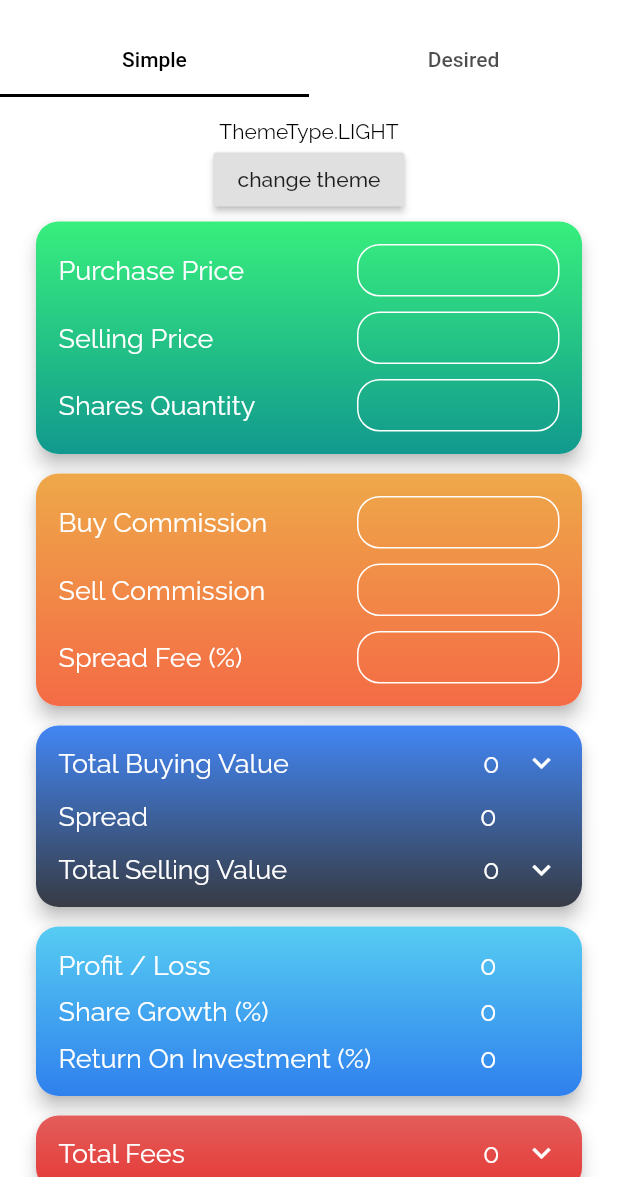
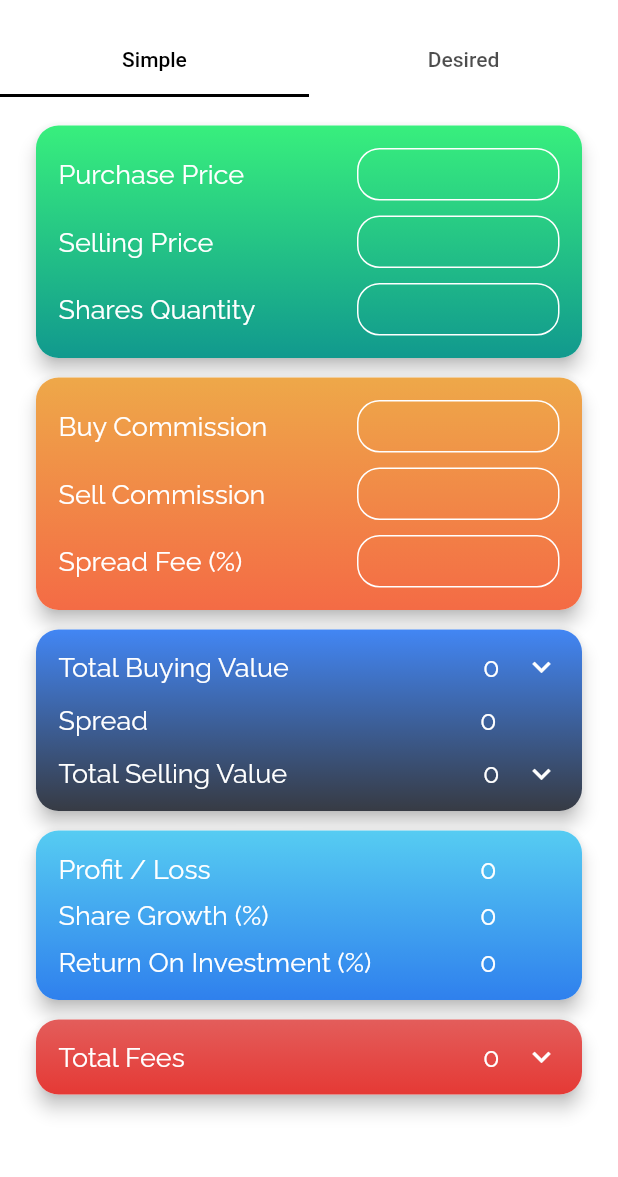
Before and after one commit to seanyasno/finance_app, a Flutter app: the screen it shows after launch, on a phone screen of 412 x 824 dp, the part 59-1236 px from its top. Run offline on Flutter 3.47's test engine with Material 2 defaults, Android fonts, the phone set to English and light mode, and no system bars; our stand-ins replace google_fonts.

Commit message:
Removed unused stuff.

```diff
--- a/lib/components/profit_forms/simple_profit_form/simple_profit_form.dart
+++ b/lib/components/profit_forms/simple_profit_form/simple_profit_form.dart
@@ -4,10 +4,7 @@ import 'package:finance_app/components/profit_sections/info_sections/info_sum_se
 import 'package:finance_app/components/profit_sections/simple_sections/simple_share_section.dart';
 import 'package:finance_app/components/profit_sections/fees_section.dart';
 import 'package:finance_app/components/profit_info/profit_info.dart';
-import 'package:finance_app/notifiers/ThemeTypeNotifier.dart';
-import 'package:finance_app/models/types/theme_type.dart';
 import 'package:finance_app/models/commission_fee.dart';
-import 'package:provider/provider.dart';
 import 'package:flutter/material.dart';
 import 'package:intl/intl.dart';
 
@@ -27,21 +24,9 @@ class _SimpleProfitFormState extends State<SimpleProfitForm> {
 
   @override
   Widget build(BuildContext context) {
-    ThemeTypeNotifier themeTypeNotifier = Provider.of<ThemeTypeNotifier>(context);
-
     return Container(
       child: Column(
         children: [
-          Text(themeTypeNotifier.themeType.toString()),
-          RaisedButton(
-            child: Text('change theme'),
-            onPressed: () {
-              if (themeTypeNotifier.themeType == ThemeType.LIGHT)
-                themeTypeNotifier.themeType = ThemeType.DARK;
-              else
-                themeTypeNotifier.themeType = ThemeType.LIGHT;
-            },
-          ),
           SimpleShareSection(_purchasePriceChanged, _sellingPriceChanged, _sharesQuantityChanged),
           SizedBox(
             height: 5,
--- a/lib/main.dart
+++ b/lib/main.dart
@@ -1,11 +1,12 @@
 import 'package:finance_app/notifiers/ThemeTypeNotifier.dart';
 import 'package:finance_app/pages/profit/profit_page.dart';
 import 'package:finance_app/models/app_theme_factory.dart';
+import 'package:finance_app/models/types/theme_type.dart';
 import 'package:provider/provider.dart';
-import 'package:flutter/services.dart';
 import 'package:flutter/material.dart';
 
-void main() => runApp(
+void main() {
+  runApp(
     MultiProvider(
       providers: [
         ChangeNotifierProvider.value(
@@ -15,20 +16,16 @@ void main() => runApp(
       child: MyApp(),
     ),
   );
+}
 
 class MyApp extends StatelessWidget {
   @override
   Widget build(BuildContext context) {
-    SystemChrome.setSystemUIOverlayStyle(SystemUiOverlayStyle(
-      statusBarColor: Colors.transparent,
-      statusBarIconBrightness: Brightness.dark,
-      statusBarBrightness: Brightness.dark,
-    ));
+    ThemeType themeType = Provider.of<ThemeTypeNotifier>(context).themeType;
 
     return MaterialApp(
       title: 'Finance',
-      theme:
-          AppThemeFactory.getThemeData(context, Provider.of<ThemeTypeNotifier>(context).themeType),
+      theme: AppThemeFactory.getThemeData(context, themeType),
       home: ProfitPage(),
       debugShowCheckedModeBanner: false,
     );
--- a/pubspec.yaml
+++ b/pubspec.yaml
@@ -26,7 +26,6 @@ dependencies:
 
   google_fonts: 1.1.0
   provider: 4.3.2+2
-  shared_preferences: 0.5.10
 
   # The following adds the Cupertino Icons font to your application.
   # Use with the CupertinoIcons class for iOS style icons.
```
Also changed, not shown: pubspec.lock. Lines whose indentation alone changed are shown as unchanged.
